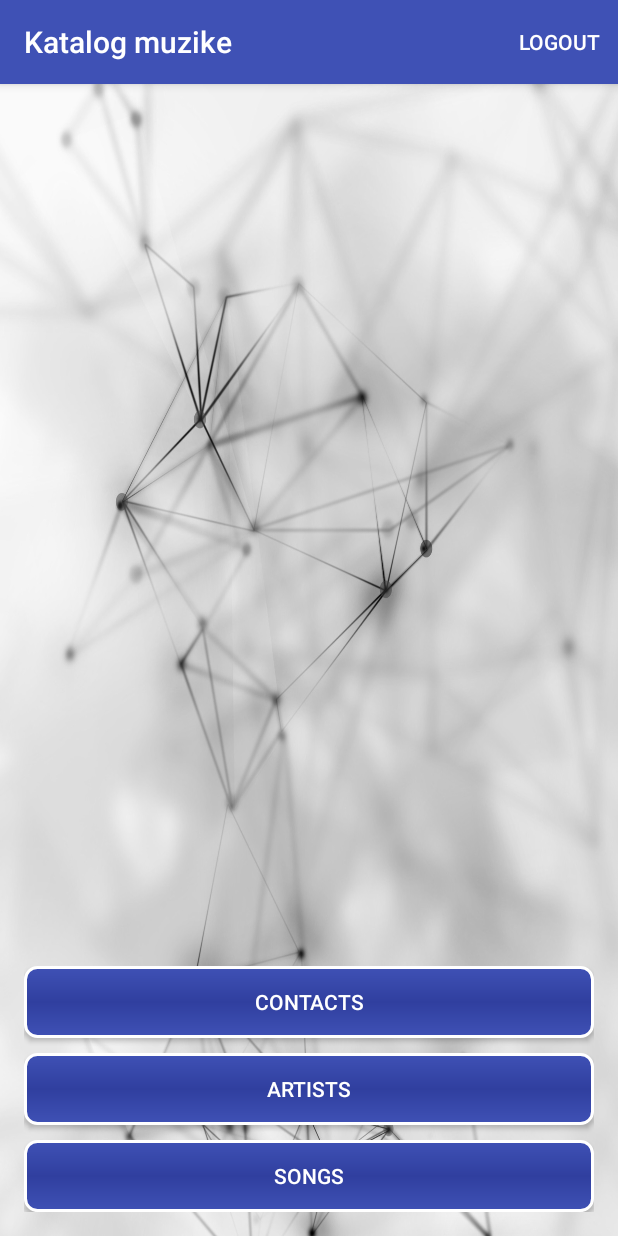
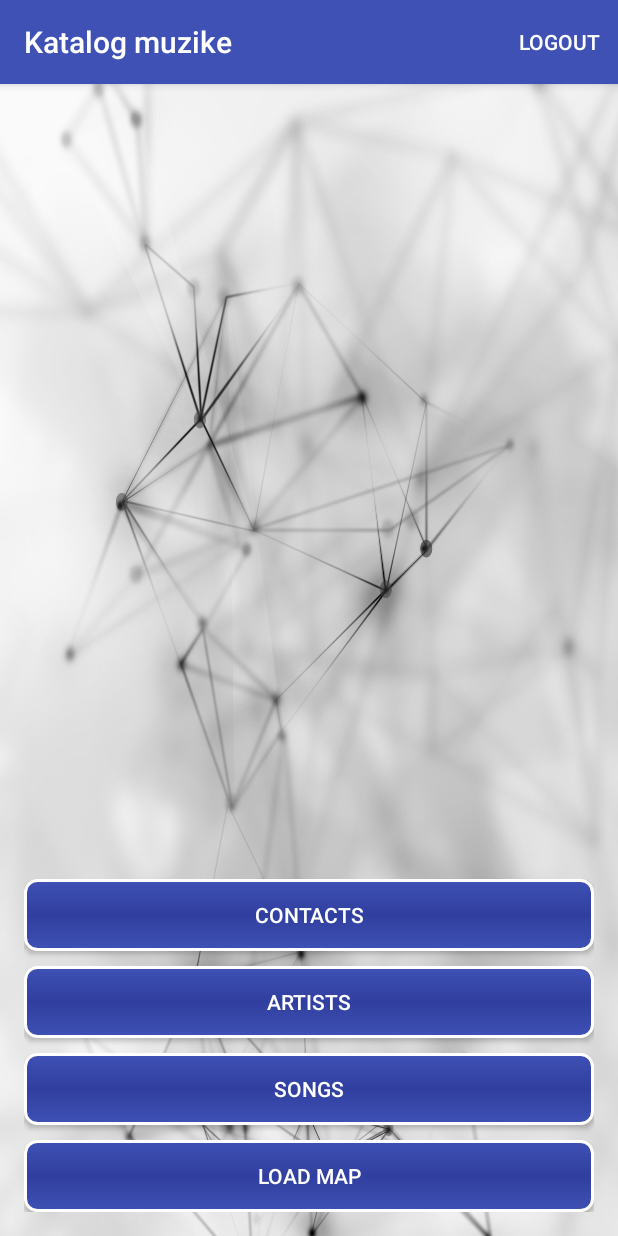
Before and after one commit to daliborhes/Katalog3.9, an Android app: the MainActivity screen opened directly, with no data from a screen before it, on a phone screen of 412 x 824 dp. Run offline under Robolectric (Android 15) with nearby library versions, the phone set to English and light mode, and no system bars.

Commit message:
Dodatak
Odradjena lokacija

```diff
--- a/app/build.gradle
+++ b/app/build.gradle
@@ -46,4 +46,6 @@ dependencies {
     compile 'com.onesignal:OneSignal:[3.6.5, 3.99.99]'
     annotationProcessor 'com.jakewharton:butterknife-compiler:8.8.1'
     compile 'com.auth0.android:jwtdecode:1.1.1'
+    implementation 'com.google.android.gms:play-services-maps:11.6.2'
+    implementation 'com.google.android.gms:play-services-location:11.6.2'
 }
--- a/app/src/main/java/com/example/dalibor/katalog/ContactsActivity.java
+++ b/app/src/main/java/com/example/dalibor/katalog/ContactsActivity.java
@@ -5,7 +5,6 @@ package com.example.dalibor.katalog;
  */
 import java.util.ArrayList;
 import java.util.Collections;
-import java.util.Comparator;
 
 import android.app.ProgressDialog;
 import android.content.ContentResolver;
@@ -24,8 +23,6 @@ import android.widget.ArrayAdapter;
 import android.widget.ListView;
 
 import static android.Manifest.permission.READ_CONTACTS;
-
-
 
 public class ContactsActivity extends AppCompatActivity {
 
--- a/app/src/main/java/com/example/dalibor/katalog/MainActivity.java
+++ b/app/src/main/java/com/example/dalibor/katalog/MainActivity.java
@@ -1,5 +1,6 @@
 package com.example.dalibor.katalog;
 
+import android.app.Dialog;
 import android.content.Context;
 import android.content.DialogInterface;
 import android.content.Intent;
@@ -12,11 +13,15 @@ import android.support.v7.app.AlertDialog;
 import android.support.v7.app.AppCompatActivity;
 import android.os.Bundle;
 import android.support.v7.widget.Toolbar;
+import android.util.Log;
 import android.view.Menu;
 import android.view.MenuItem;
 import android.view.View;
 import android.widget.Button;
 import android.widget.Toast;
+
+import com.google.android.gms.common.ConnectionResult;
+import com.google.android.gms.common.GoogleApiAvailability;
 
 
 public class MainActivity extends AppCompatActivity {
@@ -26,10 +31,17 @@ public class MainActivity extends AppCompatActivity {
     private Button songsBtn;
     private Button contactsBtn;
 
+    private static final String TAG = "MainActivity";
+    private static final int ERROR_DIALOG_REQUEST  = 9001;
+
     @Override
     protected void onCreate(Bundle savedInstanceState) {
         super.onCreate(savedInstanceState);
         setContentView(R.layout.activity_main);
+
+        if (isServiceAvailable()){
+            init();
+        }
 
         toolbar = (Toolbar) findViewById(R.id.toolbar);
         setSupportActionBar(toolbar);
@@ -118,4 +130,33 @@ public class MainActivity extends AppCompatActivity {
         dialog.show();
     }
 
+    private void init() {
+        Button btnMap = findViewById(R.id.mapBtn);
+        btnMap.setOnClickListener(new View.OnClickListener() {
+            @Override
+            public void onClick(View view) {
+                Intent intent = new Intent(MainActivity.this, MapActivity.class);
+                startActivity(intent);
+            }
+        });
+    }
+
+    public boolean isServiceAvailable() {
+        Log.d(TAG, "isServiceAvailable: check google service version");
+
+        int available = GoogleApiAvailability.getInstance().isGooglePlayServicesAvailable(MainActivity.this);
+
+        if (available == ConnectionResult.SUCCESS) {
+            Log.d(TAG, "isServiceAvailable: Google Play services is working");
+            return true;
+        } else if (GoogleApiAvailability.getInstance().isUserResolvableError(available)){
+            Log.d(TAG, "isServiceAvailable: Error uccured but we can fix it");
+            Dialog dialog = GoogleApiAvailability.getInstance().getErrorDialog(MainActivity.this, available, ERROR_DIALOG_REQUEST);
+            dialog.show();
+        } else {
+            Toast.makeText(this, "YOu can't make map requests", Toast.LENGTH_SHORT).show();
+        }
+        return false;
+    }
+
 }
--- a/app/src/main/res/layout/activity_main.xml
+++ b/app/src/main/res/layout/activity_main.xml
@@ -61,6 +61,18 @@
             android:textColor="#FFFFFF"
 
             />
+        <Button
+            android:id="@+id/mapBtn"
+            android:layout_width="match_parent"
+            android:layout_height="wrap_content"
+            android:layout_centerHorizontal="true"
+            android:layout_alignParentBottom="true"
+            android:text="@string/mapBtn"
+            android:layout_marginTop="10dp"
+            android:background="@drawable/btn_layout"
+            android:textColor="#FFFFFF"
+
+            />
 
 
     </LinearLayout>
--- a/app/src/main/res/values/strings.xml
+++ b/app/src/main/res/values/strings.xml
@@ -20,5 +20,6 @@
     <string name="artistsBtn">Artists</string>
     <string name="songsBtn">Songs</string>
     <string name="registerBtn">Register</string>
+    <string name="mapBtn">Load map</string>
 
 </resources>
```
Also changed, not shown: app/src/main/AndroidManifest.xml (+10 -0 lines), app/src/main/java/com/example/dalibor/katalog/MapActivity.java (added, +140 -0 lines), app/src/main/res/layout/activity_map.xml (added, +20 -0 lines).
